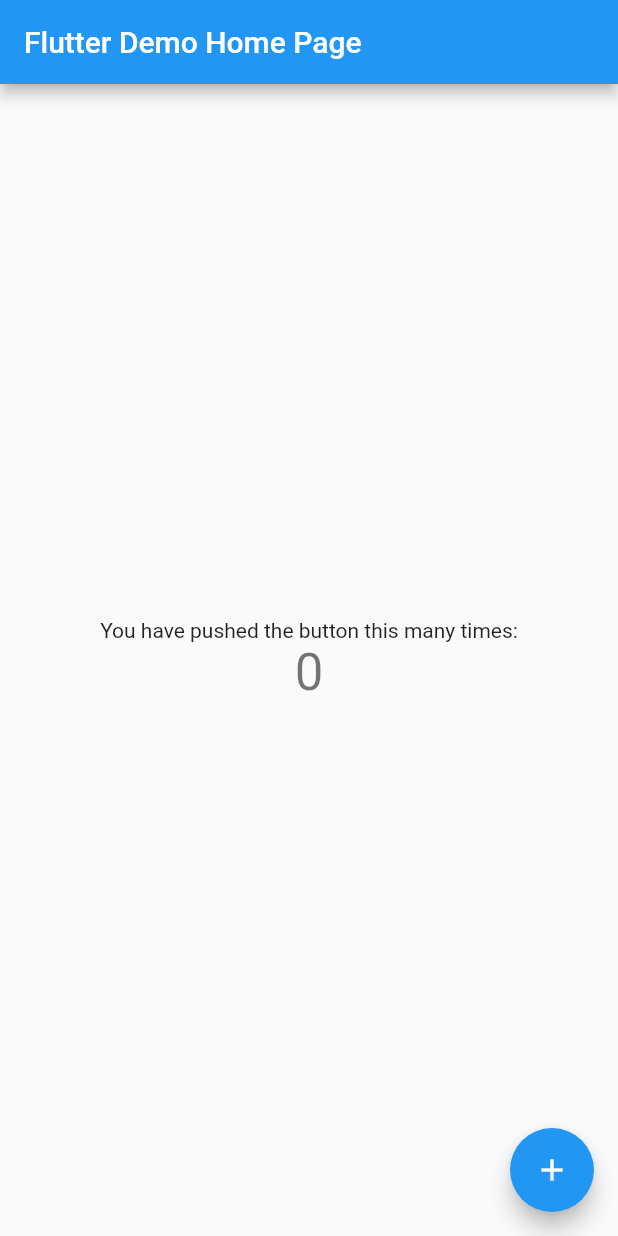
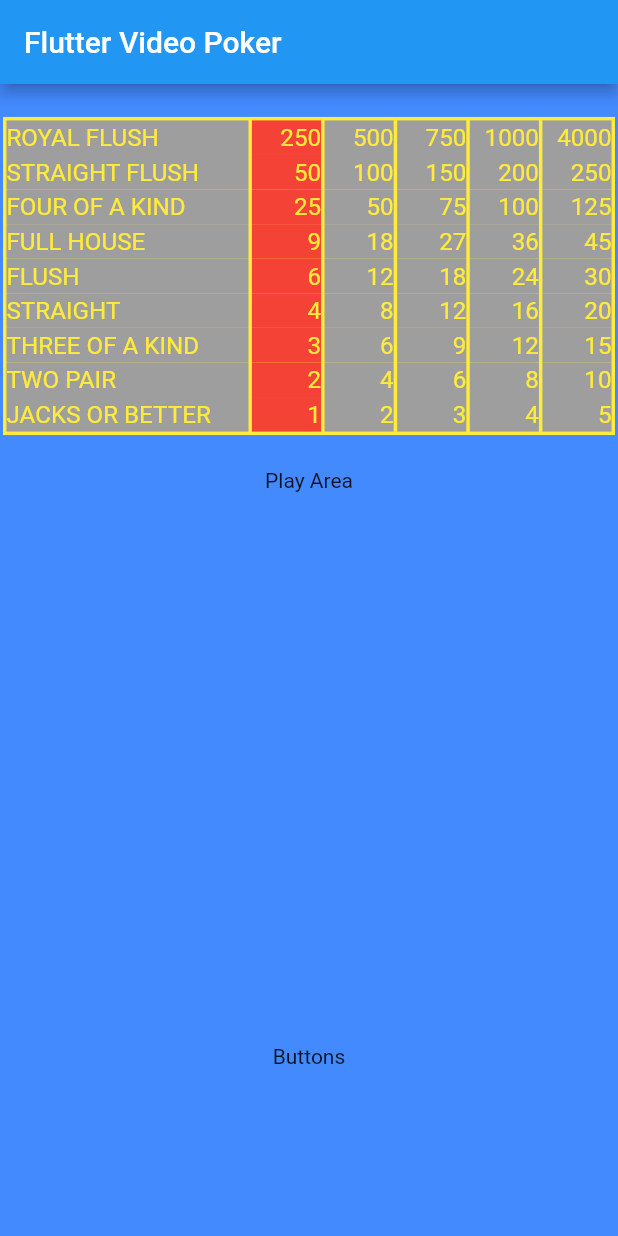
Before and after one commit to Naivec0de/Flutter-VideoPoker, a Flutter app: the screen it shows after launch, on a phone screen of 412 x 824 dp. Run offline on Flutter 3.47's test engine with Material 2 defaults, Android fonts, the phone set to English and light mode, and no system bars.

Commit message:
Add Payout Table

```diff
--- a/lib/main.dart
+++ b/lib/main.dart
@@ -7,105 +7,128 @@ class MyApp extends StatelessWidget {
   @override
   Widget build(BuildContext context) {
     return MaterialApp(
-      title: 'Flutter Demo',
+      title: 'Video Poker',
       theme: ThemeData(
-        // This is the theme of your application.
-        //
-        // Try running your application with "flutter run". You'll see the
-        // application has a blue toolbar. Then, without quitting the app, try
-        // changing the primarySwatch below to Colors.green and then invoke
-        // "hot reload" (press "r" in the console where you ran "flutter run",
-        // or simply save your changes to "hot reload" in a Flutter IDE).
-        // Notice that the counter didn't reset back to zero; the application
-        // is not restarted.
         primarySwatch: Colors.blue,
       ),
-      home: MyHomePage(title: 'Flutter Demo Home Page'),
+      home: MyHomePage(),
+    );
+  }
+}
+
+class PayoutTable extends StatefulWidget {
+  @override
+  State createState() => PayoutTableState();
+}
+
+class PayoutTableState extends State<PayoutTable> {
+  int _highlight = 1;
+
+  @override
+  Widget build(BuildContext context) {
+    const names = [
+      "Royal Flush",
+      "Straight Flush",
+      "Four of a Kind",
+      "Full House",
+      "Flush",
+      "Straight",
+      "Three of a Kind",
+      "Two Pair",
+      "Jacks or Better",
+    ];
+    const basePayRate = [250, 50, 25, 9, 6, 4, 3, 2, 1];
+    const specialRate = [4000, 250, 125, 45, 30, 20, 15, 10, 5];
+
+    return Padding(
+      padding: const EdgeInsets.only(left: 2, right: 2),
+      child: FittedBox(
+        fit: BoxFit.fitWidth,
+        child: Container(
+          decoration: BoxDecoration(color: Colors.yellow),
+          padding: EdgeInsets.only(left: 1, right: 1, top: 2, bottom: 2),
+          child: Row(children: [
+            _buildColumn(0, names.map((name) => name.toUpperCase()).toList(),
+                width: 140, alignment: Alignment.centerLeft),
+            _buildColumn(1, basePayRate.map((rate) => '${rate * 1}').toList()),
+            _buildColumn(2, basePayRate.map((rate) => '${rate * 2}').toList()),
+            _buildColumn(3, basePayRate.map((rate) => '${rate * 3}').toList()),
+            _buildColumn(4, basePayRate.map((rate) => '${rate * 4}').toList()),
+            _buildColumn(5, specialRate.map((rate) => '${rate * 1}').toList()),
+          ]),
+        ),
+      ),
+    );
+  }
+
+  Widget _buildColumn(int id, List<String> content,
+      {double width = 40, alignment = Alignment.centerRight}) {
+    return GestureDetector(
+      onTap: () {
+        if (id != 0) {
+          setState(() {
+            _highlight = id;
+          });
+        }
+      },
+      child: Container(
+        decoration: BoxDecoration(color: Colors.yellow),
+        child: Column(
+          children: content.map((text) {
+            return Container(
+              alignment: alignment,
+              color: id == _highlight ? Colors.red : Colors.grey,
+              height: 20,
+              width: width,
+              margin: EdgeInsets.only(left: 1, right: 1),
+              child: Text(
+                text,
+                style: TextStyle(color: Colors.yellow),
+              ),
+            );
+          }).toList(),
+        ),
+      ),
     );
   }
 }
 
 class MyHomePage extends StatefulWidget {
-  MyHomePage({Key key, this.title}) : super(key: key);
-
-  // This widget is the home page of your application. It is stateful, meaning
-  // that it has a State object (defined below) that contains fields that affect
-  // how it looks.
-
-  // This class is the configuration for the state. It holds the values (in this
-  // case the title) provided by the parent (in this case the App widget) and
-  // used by the build method of the State. Fields in a Widget subclass are
-  // always marked "final".
-
-  final String title;
-
   @override
   _MyHomePageState createState() => _MyHomePageState();
 }
 
 class _MyHomePageState extends State<MyHomePage> {
-  int _counter = 0;
-
-  void _incrementCounter() {
-    setState(() {
-      // This call to setState tells the Flutter framework that something has
-      // changed in this State, which causes it to rerun the build method below
-      // so that the display can reflect the updated values. If we changed
-      // _counter without calling setState(), then the build method would not be
-      // called again, and so nothing would appear to happen.
-      _counter++;
-    });
-  }
-
   @override
   Widget build(BuildContext context) {
-    // This method is rerun every time setState is called, for instance as done
-    // by the _incrementCounter method above.
-    //
-    // The Flutter framework has been optimized to make rerunning build methods
-    // fast, so that you can just rebuild anything that needs updating rather
-    // than having to individually change instances of widgets.
     return Scaffold(
       appBar: AppBar(
-        // Here we take the value from the MyHomePage object that was created by
-        // the App.build method, and use it to set our appbar title.
-        title: Text(widget.title),
+        title: Text("Flutter Video Poker"),
       ),
-      body: Center(
-        // Center is a layout widget. It takes a single child and positions it
-        // in the middle of the parent.
+      body: Container(
+        color: Colors.blueAccent,
         child: Column(
-          // Column is also layout widget. It takes a list of children and
-          // arranges them vertically. By default, it sizes itself to fit its
-          // children horizontally, and tries to be as tall as its parent.
-          //
           // Invoke "debug painting" (press "p" in the console, choose the
           // "Toggle Debug Paint" action from the Flutter Inspector in Android
           // Studio, or the "Toggle Debug Paint" command in Visual Studio Code)
           // to see the wireframe for each widget.
-          //
-          // Column has various properties to control how it sizes itself and
-          // how it positions its children. Here we use mainAxisAlignment to
-          // center the children vertically; the main axis here is the vertical
-          // axis because Columns are vertical (the cross axis would be
-          // horizontal).
           mainAxisAlignment: MainAxisAlignment.center,
           children: <Widget>[
-            Text(
-              'You have pushed the button this many times:',
+            Expanded(
+              flex: 2,
+              child: PayoutTable(),
             ),
-            Text(
-              '$_counter',
-              style: Theme.of(context).textTheme.display1,
+            Expanded(
+              flex: 3,
+              child: Text("Play Area"),
             ),
+            Expanded(
+              flex: 1,
+              child: Text("Buttons"),
+            )
           ],
         ),
       ),
-      floatingActionButton: FloatingActionButton(
-        onPressed: _incrementCounter,
-        tooltip: 'Increment',
-        child: Icon(Icons.add),
-      ), // This trailing comma makes auto-formatting nicer for build methods.
     );
   }
 }
```
Also changed, not shown: 2 other files.
